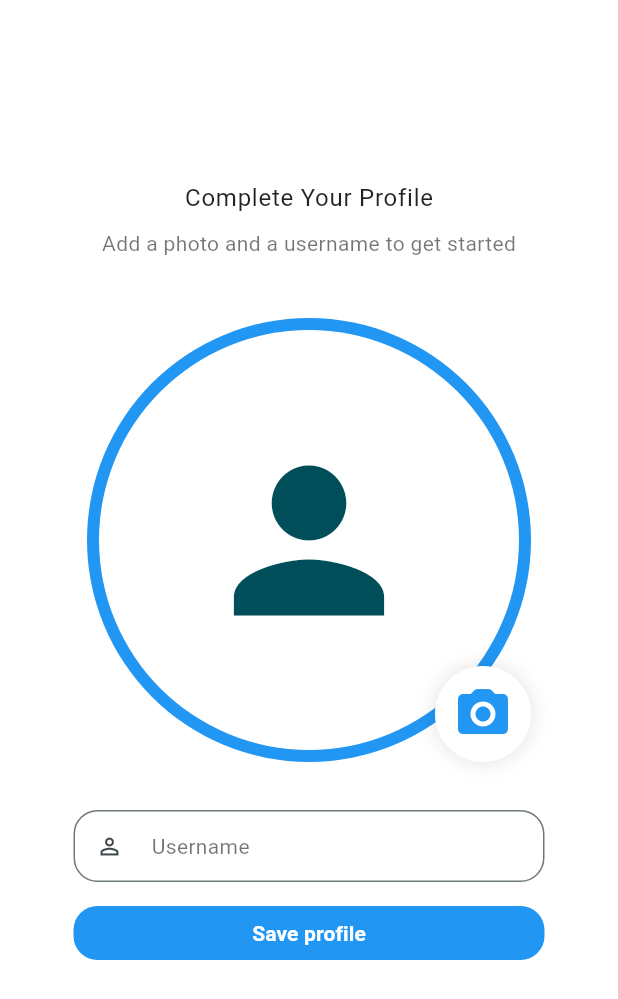
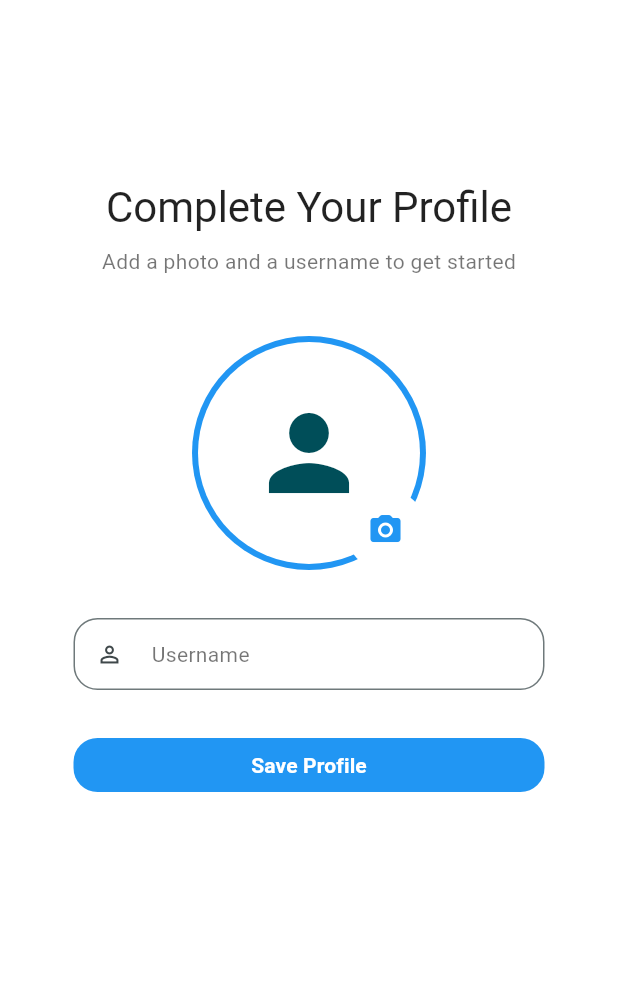
Before and after one commit to MostafaL2003/chat_up, a Flutter app: the ProfileSetupScreen screen opened directly, on a phone screen of 412 x 824 dp. Shown: the top 999 px of the screen. Run offline on Flutter 3.47's test engine with Material 3 defaults, Android fonts, the phone set to English and light mode, and no system bars; our stand-ins replace cloud_firestore, firebase_auth, firebase_core, flutter_bloc, image_picker; missing offline and left inert: cloudinary_public; accounts and stored records are empty; generated files the repository leaves out were written again.

Commit message:
Finish profile setup screen - and save user data to DB

```diff
--- a/analysis_options.yaml
+++ b/analysis_options.yaml
@@ -7,6 +7,9 @@
 
 # The following line activates a set of recommended lints for Flutter apps,
 # packages, and plugins designed to encourage good coding practices.
+analyzer:
+  errors:
+    deprecated_member_use: ignore
 include: package:flutter_lints/flutter.yaml
 
 linter:
--- /dev/null
+++ b/lib/features/profile/models/user_model.dart
@@ -0,0 +1,15 @@
+class UserModel {
+  final String uid;
+  final String username;
+  final String imageUrl;
+
+  UserModel({
+    required this.username,
+    required this.imageUrl,
+    required this.uid,
+  });
+
+  Map<String, dynamic> toMap() {
+    return {'uid': uid, 'username': username, 'imageUrl': imageUrl};
+  }
+}
--- a/lib/features/profile/screens/profile_setup_screen.dart
+++ b/lib/features/profile/screens/profile_setup_screen.dart
@@ -1,6 +1,12 @@
+// ignore_for_file: use_build_context_synchronously
+
 import 'dart:io';
 import 'package:chat_up/features/auth/widgets/my_button.dart';
 import 'package:chat_up/features/auth/widgets/my_text_field.dart';
+import 'package:chat_up/features/chat/screens/chats_screen.dart';
+import 'package:chat_up/features/profile/models/user_model.dart';
+import 'package:chat_up/features/profile/services/database_service.dart';
+import 'package:firebase_auth/firebase_auth.dart';
 import 'package:flutter/material.dart';
 import 'package:image_picker/image_picker.dart';
 
@@ -12,8 +18,11 @@ class ProfileSetupScreen extends StatefulWidget {
 }
 
 class _ProfileSetupScreenState extends State<ProfileSetupScreen> {
+  final TextEditingController _usernameController = TextEditingController();
   File? _image;
   final ImagePicker picker = ImagePicker();
+  bool _isLoading = false;
+  final DatabaseService _databaseService = DatabaseService();
 
   Future<void> pickImage(ImageSource source) async {
     final XFile? pickedFile = await picker.pickImage(source: source);
@@ -66,10 +75,10 @@ class _ProfileSetupScreenState extends State<ProfileSetupScreen> {
           padding: const EdgeInsets.symmetric(horizontal: 25.0, vertical: 60.0),
           child: Column(
             children: [
-              SizedBox(height: 60),
+              const SizedBox(height: 60),
               Text(
                 "Complete Your Profile",
-                style: Theme.of(context).textTheme.bodyLarge,
+                style: Theme.of(context).textTheme.headlineMedium,
               ),
               const SizedBox(height: 8),
               Text(
@@ -81,18 +90,17 @@ class _ProfileSetupScreenState extends State<ProfileSetupScreen> {
                 alignment: Alignment.center,
                 children: [
                   CircleAvatar(
-                    radius: 148,
+                    radius: 78,
                     backgroundColor: Theme.of(context).colorScheme.primary,
                   ),
                   CircleAvatar(
                     backgroundImage:
                         (_image == null ? null : FileImage(_image!)),
-                    radius: 140,
+                    radius: 74,
                     backgroundColor: Theme.of(context).scaffoldBackgroundColor,
-                    child:
-                        _image == null
-                            ? const Icon(Icons.person, size: 150)
-                            : null,
+                    child: _image == null
+                        ? const Icon(Icons.person, size: 80)
+                        : null,
                   ),
                   Positioned(
                     bottom: 0,
@@ -103,21 +111,14 @@ class _ProfileSetupScreenState extends State<ProfileSetupScreen> {
                         color: Theme.of(context).colorScheme.surface,
                         border: Border.all(
                           color: Theme.of(context).scaffoldBackgroundColor,
-                          width: 4,
+                          width: 3,
                         ),
-                        boxShadow: [
-                          BoxShadow(
-                            color: Colors.black.withOpacity(0.1),
-                            spreadRadius: 1,
-                            blurRadius: 10,
-                          ),
-                        ],
                       ),
                       child: IconButton(
                         onPressed: showImagePickerOptions,
                         icon: Icon(
                           Icons.camera_alt_rounded,
-                          size: 40,
+                          size: 24,
                           color: Theme.of(context).colorScheme.primary,
                         ),
                       ),
@@ -126,13 +127,72 @@ class _ProfileSetupScreenState extends State<ProfileSetupScreen> {
                 ],
               ),
               const SizedBox(height: 32),
-              const MyTextField(
+              MyTextField(
+                controller: _usernameController,
                 hintText: "Username",
                 obscureText: false,
-                prefixIcon: Icon(Icons.person_outline),
+                prefixIcon: const Icon(Icons.person_outline),
               ),
-              const SizedBox(height: 16),
-              MyButton(onTap: () {}, text: "Save profile"),
+              const SizedBox(height: 32),
+              _isLoading
+                  ? const CircularProgressIndicator()
+                  : MyButton(
+                      text: "Save Profile",
+                      onTap: () async {
+                        if (_image == null ||
+                            _usernameController.text.trim().isEmpty) {
+                          ScaffoldMessenger.of(context).showSnackBar(
+                            const SnackBar(
+                                content:
+                                    Text("Please add a photo and a username")),
+                          );
+                          return;
+                        }
+
+                        setState(() => _isLoading = true);
+
+                        try {
+                          bool unique = await _databaseService.isUsernameUnique(
+                            _usernameController.text.trim(),
+                          );
+
+                          if (!unique) {
+                            setState(() => _isLoading = false);
+                            ScaffoldMessenger.of(context).showSnackBar(
+                              const SnackBar(
+                                  content: Text("Username already taken!")),
+                            );
+                            return;
+                          }
+
+                          final String uid =
+                              FirebaseAuth.instance.currentUser!.uid;
+                          String downloadUrl = await _databaseService
+                              .getImageUrl(_image!, uid);
+
+                          UserModel newUser = UserModel(
+                            uid: uid,
+                            username: _usernameController.text.trim(),
+                            imageUrl: downloadUrl,
+                          );
+
+                          await _databaseService.saveUserInfo(newUser);
+
+                          if (mounted) {
+                            Navigator.pushReplacement(
+                              context,
+                              MaterialPageRoute(
+                                builder: (context) => const ChatsScreen(),
+                              ),
+                            );
+                          }
+                        } catch (e) {
+                          setState(() => _isLoading = false);
+                          ScaffoldMessenger.of(context).showSnackBar(
+                              SnackBar(content: Text("Error: $e")));
+                        }
+                      },
+                    ),
             ],
           ),
         ),
--- a/pubspec.yaml
+++ b/pubspec.yaml
@@ -38,6 +38,9 @@ dependencies:
   firebase_auth: ^6.1.3
   flutter_bloc:
   image_picker:
+  cloudinary_public: ^0.23.1
+  cloud_firestore:
+  firebase_storage:
 
 dev_dependencies:
   flutter_test:
```
Also changed, not shown: lib/features/profile/services/database_service.dart (added, +39 -0 lines), pubspec.lock, 1 other file.
